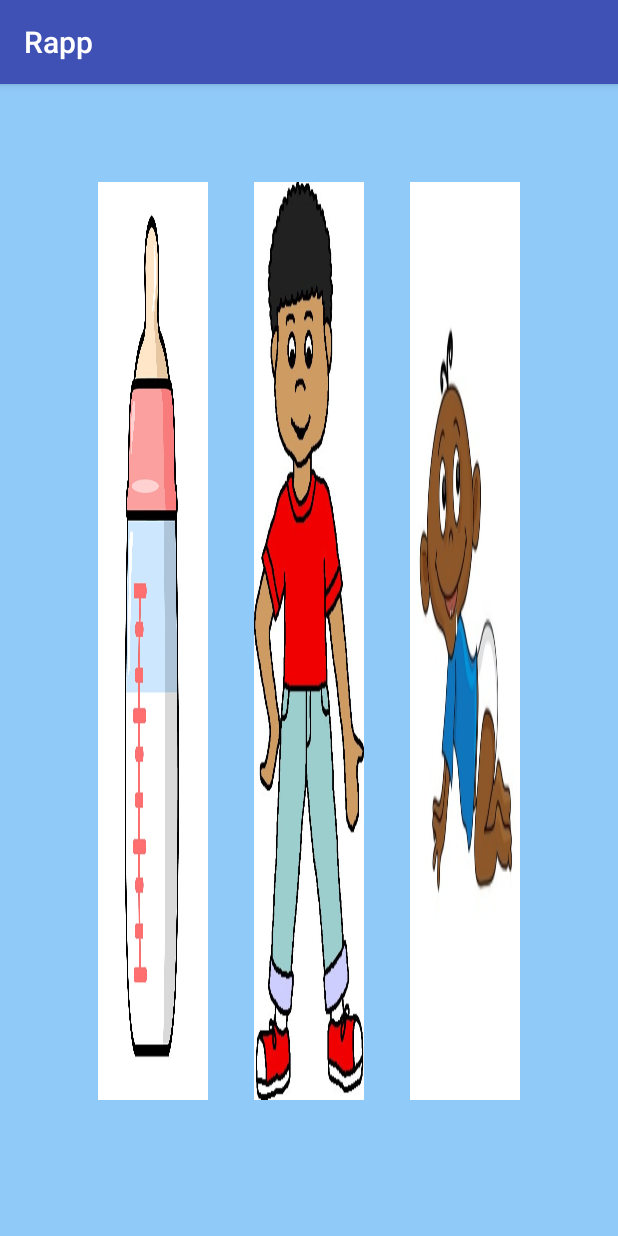
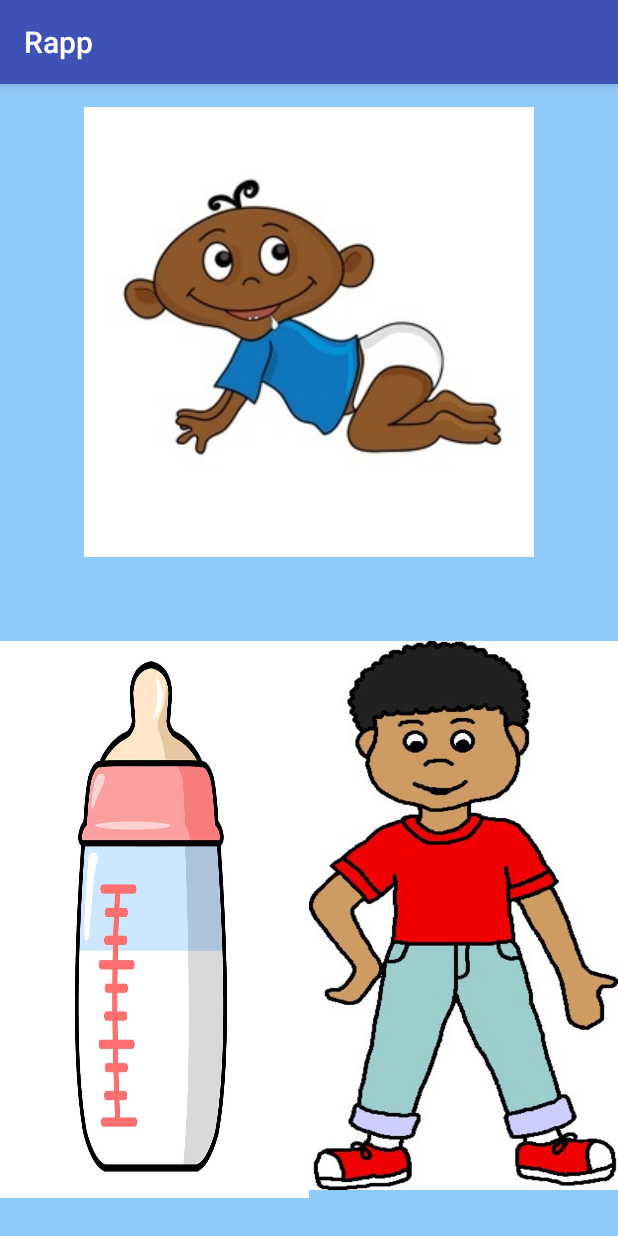
Before and after one commit to 2016AndroidAppProject/Rapp, an Android app: the questionsController screen opened directly, with no data from a screen before it, on a phone screen of 412 x 824 dp. Run offline under Robolectric (Android 15) with nearby library versions, the phone set to English and light mode, and no system bars; 4 statements that could not run were skipped.

Commit message:
Adding in latest changes

```diff
--- a/app/src/main/java/com/example/nick/rapp/questionsController.java
+++ b/app/src/main/java/com/example/nick/rapp/questionsController.java
@@ -40,7 +40,6 @@ import java.util.Random;
 public class questionsController extends AppCompatActivity {
     Intent proceedIntent;
     Button answerButton;
-    TextView testNotice;
     currentQuestionData question;
     View opt1;
     View opt2;
@@ -84,10 +83,6 @@ public class questionsController extends AppCompatActivity {
         proceedIntent = new Intent(this, doneController.class);
 
 
-        testNotice = (TextView) findViewById(R.id.testNotice);
-        int testSize = question.getInstance().getTestSize();
-        String notice = String.valueOf(testSize);
-        testNotice.setText(notice);
 
 
 
--- a/app/src/main/res/layout/testquestions_screen.xml
+++ b/app/src/main/res/layout/testquestions_screen.xml
@@ -7,143 +7,170 @@
     tools:context=".questionsController"
     android:background="#90CAF9"
     android:weightSum="9"
-    >
+    android:orientation="vertical">
 
 
     <!--This layout is part of the view component of the model-view-controller design.-->
 
-    <FrameLayout
+    <LinearLayout
+        android:orientation="horizontal"
         android:layout_width="match_parent"
-        android:layout_height="match_parent">
+        android:layout_height="match_parent"
+        android:layout_weight="4.5">
 
-        <RadioGroup
-            android:orientation="horizontal"
-            android:layout_margin="50dp"
+        <RelativeLayout
             android:layout_width="match_parent"
-            android:layout_height="fill_parent">
+            android:layout_height="match_parent">
+
+            <RelativeLayout
+                android:layout_width="wrap_content"
+                android:layout_height="wrap_content"
+                android:layout_centerHorizontal="true"
+                android:layout_alignParentTop="false"
+                android:layout_alignParentBottom="false">
+
+                <RadioButton
+                    android:id="@+id/opt3pic"
+                    android:orientation="vertical"
+                    android:layout_width="wrap_content"
+                    android:layout_height="wrap_content"
+                    android:layout_weight="0.45"
+                    android:minHeight="0dp"
+                    android:minWidth="0dp"
+                    android:onClick="doNothing"
+                    android:button="@null"
+                    android:background="@drawable/p1a"
+                    android:layout_alignParentTop="false"
+                    android:layout_centerHorizontal="true"
+                    android:layout_margin="15dp">
 
 
-        <RadioButton
-            android:id="@+id/opt1pic"
-            android:orientation="vertical"
-            android:layout_margin="15dp"
+                    <!--android:id="@+id/opt1pic"-->
+                    <!--android:orientation="vertical"-->
+                    <!--android:layout_margin="15dp"-->
+                    <!--android:layout_width="match_parent"-->
+                    <!--android:layout_height="match_parent"-->
+                    <!--android:layout_weight="0.45"-->
+                    <!--android:minHeight="0dp"-->
+                    <!--android:minWidth="0dp"-->
+                    <!--android:onClick="doNothing"-->
+                    <!--android:button="@null"-->
+
+                    <!--android:background="@drawable/p1a">-->
+            </RadioButton>
+
+                <RadioButton
+                android:id="@+id/opt3"
+                android:scaleType="fitXY"
+                    android:layout_width="match_parent"
+                android:layout_height="match_parent"
+                android:layout_weight="0.45"
+                android:onClick="answer"
+                android:button="@null"
+                android:scaleY="0.65"
+                android:checked="false"
+                    android:layout_centerVertical="true"
+                    android:layout_centerHorizontal="true"
+                    android:layout_alignTop="@+id/opt3pic"
+                    android:layout_alignBottom="@+id/opt3pic"
+                    android:layout_alignLeft="@+id/opt3pic"
+                    android:layout_alignRight="@+id/opt3pic"
+                    android:layout_margin="5dp" />
+
+            </RelativeLayout>
+        </RelativeLayout>
+
+    </LinearLayout>
+
+    <LinearLayout
+        android:orientation="horizontal"
+        android:layout_width="match_parent"
+        android:layout_height="match_parent"
+        android:layout_weight="4.5">
+
+        <RelativeLayout
             android:layout_width="match_parent"
-            android:layout_height="fill_parent"
-            android:layout_weight="0.45"
-            android:minHeight="0dp"
-            android:minWidth="0dp"
-            android:onClick="doNothing"
-            android:button="@null"
-
-            android:background="@drawable/p1a"></RadioButton>
+            android:layout_height="match_parent"
+            android:layout_alignParentTop="true"
+            android:layout_alignParentRight="true"
+            android:layout_alignParentEnd="true"
+            android:layout_weight="4.5">
 
             <RadioButton
-                android:id="@+id/opt2pic"
-                android:layout_margin="15dp"
+                android:id="@+id/opt1pic"
                 android:orientation="vertical"
-                android:layout_width="match_parent"
-                android:layout_height="fill_parent"
+                android:layout_width="wrap_content"
+                android:layout_height="wrap_content"
                 android:layout_weight="0.45"
                 android:minHeight="0dp"
                 android:minWidth="0dp"
                 android:onClick="doNothing"
                 android:button="@null"
 
-                android:background="@drawable/p1a"></RadioButton>
+                android:background="@drawable/p1a"
+                android:layout_centerVertical="true"
+                android:layout_centerHorizontal="true"></RadioButton>
 
             <RadioButton
-                android:id="@+id/opt3pic"
+            android:id="@+id/opt1"
+            android:scaleType="fitXY"
+                android:layout_width="match_parent"
+            android:layout_height="match_parent"
+            android:layout_weight="0.45"
+            android:onClick="answer"
+            android:button="@null"
+            android:scaleY="0.65"
+            android:checked="false"
+                android:layout_alignRight="@+id/opt1pic"
+                android:layout_alignEnd="@+id/opt1pic"
+                android:layout_alignLeft="@+id/opt1pic"
+                android:layout_alignStart="@+id/opt1pic"
+                android:layout_alignParentTop="true"
+                android:layout_alignParentBottom="true"
+                android:layout_margin="5dp" />
+
+        </RelativeLayout>
+
+        <RelativeLayout
+            android:layout_width="match_parent"
+            android:layout_height="match_parent"
+            android:layout_weight="4.5">
+
+            <RadioButton
+                android:id="@+id/opt2pic"
                 android:orientation="vertical"
-                android:layout_margin="15dp"
-                android:layout_width="match_parent"
-                android:layout_height="fill_parent"
+                android:layout_width="wrap_content"
+                android:layout_height="wrap_content"
                 android:layout_weight="0.45"
                 android:minHeight="0dp"
                 android:minWidth="0dp"
                 android:onClick="doNothing"
                 android:button="@null"
 
-                android:background="@drawable/p1a">
-        </RadioButton>
-
-            </RadioGroup>
-
-        <RadioGroup
-                android:orientation="horizontal"
-                android:layout_margin="50dp"
-                android:layout_width="match_parent"
-                android:layout_height="fill_parent"
-                >
-
-
-            <RadioButton
-            android:id="@+id/opt1"
-            android:scaleType="fitXY"
-            android:layout_margin="35dp"
-            android:layout_width="match_parent"
-            android:layout_height="fill_parent"
-            android:layout_weight="0.45"
-            android:onClick="answer"
-            android:button="@null"
-            android:scaleY="0.65"
-            />
+                android:background="@drawable/p1a"
+                android:checked="false"
+                android:layout_alignBottom="@+id/opt2"
+                android:layout_centerHorizontal="true"></RadioButton>
 
             <RadioButton
             android:id="@+id/opt2"
             android:scaleType="fitXY"
-            android:layout_margin="35dp"
-            android:layout_width="match_parent"
-            android:layout_height="fill_parent"
+                android:layout_width="match_parent"
+            android:layout_height="match_parent"
             android:minHeight="0dp"
             android:minWidth="0dp"
             android:layout_weight="0.45"
             android:onClick="answer"
             android:button="@null"
             android:scaleY="0.65"
-            />
+                android:layout_alignLeft="@+id/opt2pic"
+                android:layout_alignStart="@+id/opt2pic"
+                android:layout_alignRight="@+id/opt2pic"
+                android:layout_alignEnd="@+id/opt2pic"
+                android:layout_margin="5dp" />
+        </RelativeLayout>
 
-            <RadioButton
-            android:id="@+id/opt3"
-
-            android:layout_margin="35dp"
-            android:layout_width="match_parent"
-            android:layout_height="fill_parent"
-            android:layout_weight="0.45"
-            android:onClick="answer"
-            android:button="@null"
-            android:scaleY="0.65"
-            android:minHeight="0dp"
-            android:minWidth="0dp"
-            />
-
-
-            <!--<LinearLayout-->
-                <!--android:id="@+id/opt2pic"-->
-                <!--android:orientation="vertical"-->
-                <!--android:layout_margin="15dp"-->
-                <!--android:layout_width="match_parent"-->
-                <!--android:layout_height="fill_parent"-->
-                <!--android:layout_below="@+id/opt1"-->
-                <!--android:layout_weight="0.45"-->
-                <!--android:minHeight="0dp"-->
-                <!--android:minWidth="0dp"-->
-                <!--android:onClick="answer"-->
-                <!--android:button="@null"-->
-
-                <!--android:background="@drawable/p1a">-->
-
-        </RadioGroup>
-
-        <TextView
-            android:layout_width="wrap_content"
-            android:layout_height="wrap_content"
-            android:textColor="#000000"
-            android:text="test"
-            android:id="@+id/testNotice"
-            android:visibility = "invisible"/>
-
-
-    </FrameLayout>
+    </LinearLayout>
 
 
 </LinearLayout>
```
